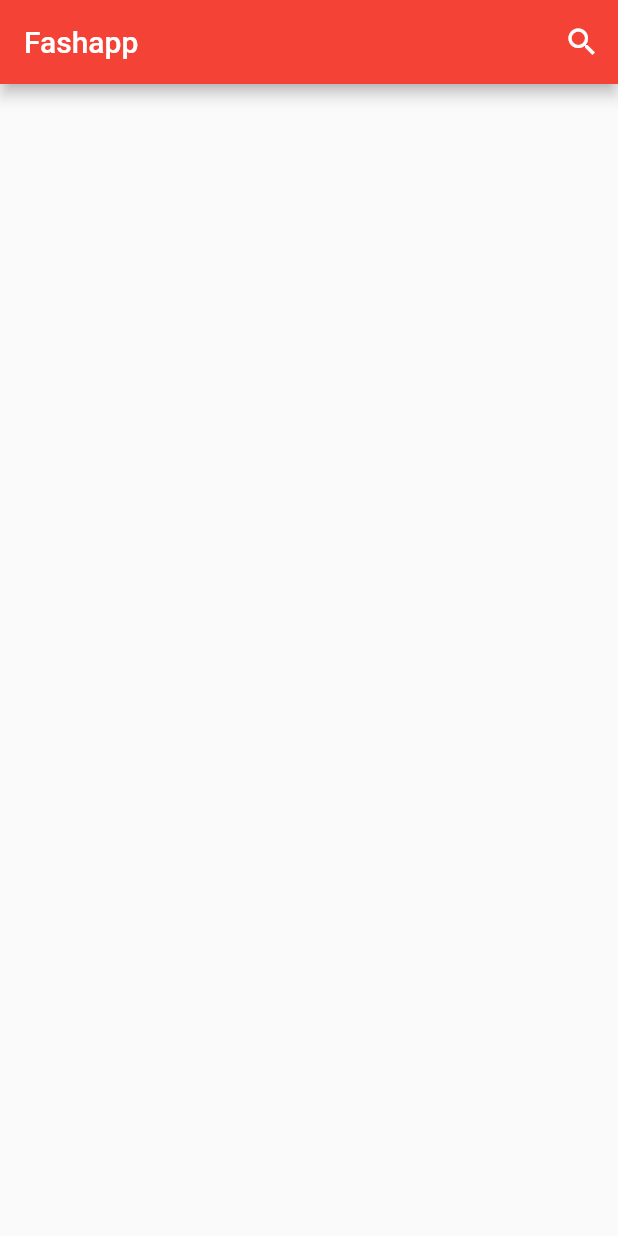
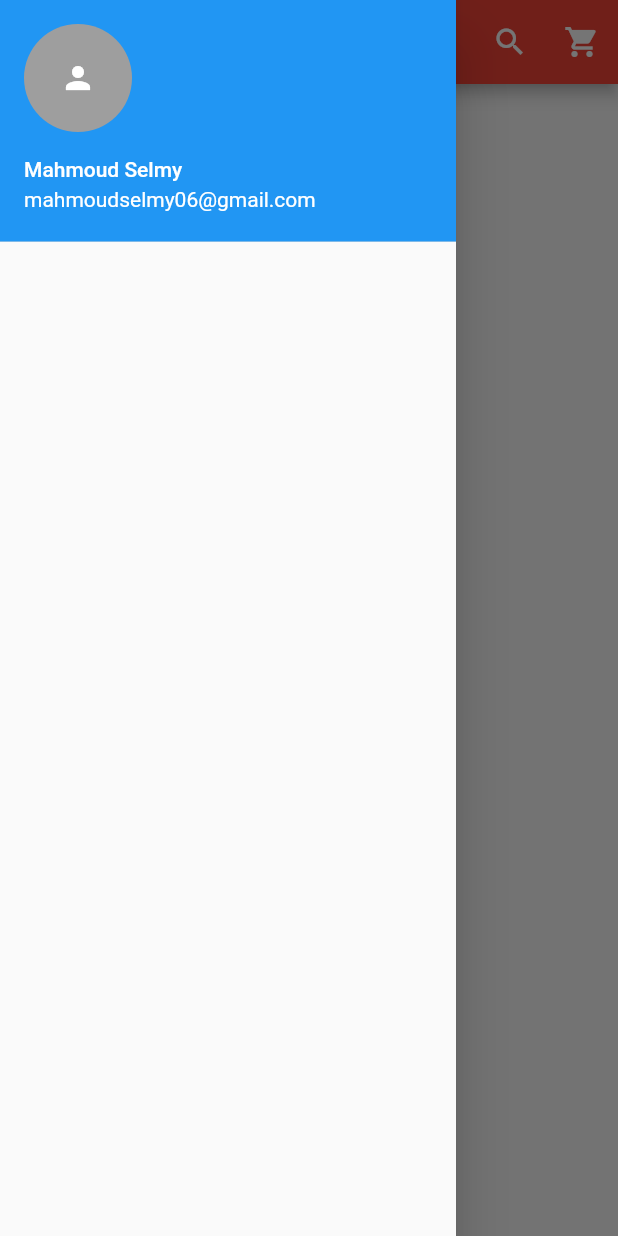
Before and after one commit to MahmoudSelmy/flutter_app, a Flutter app: the screen it shows after launch, with the side drawer open (before the commit the screen has no drawer), on a phone screen of 412 x 824 dp. Run offline on Flutter 3.47's test engine with Material 2 defaults, Android fonts, the phone set to English and light mode, and no system bars.

```diff
--- a/lib/main.dart
+++ b/lib/main.dart
@@ -1,7 +1,6 @@
 import 'package:flutter/material.dart';
 
-void main()
-{
+void main() {
   runApp(MaterialApp(
     debugShowCheckedModeBanner: false,
     home: HomePage(),
@@ -15,15 +14,35 @@ class HomePage extends StatefulWidget {
 
 class _HomePageState extends State<HomePage> {
   @override
-  Widget build(BuildContext context)
-  {
+  Widget build(BuildContext context) {
     return Scaffold(
       appBar: new AppBar(
         backgroundColor: Colors.red,
         title: Text('Fashapp'),
         actions: <Widget>[
-          new IconButton(icon: new Icon(Icons.search, color: Colors.white), onPressed: (){})
+          new IconButton(
+              icon: new Icon(Icons.search, color: Colors.white),
+              onPressed: () {}),
+          new IconButton(
+              icon: new Icon(Icons.shopping_cart, color: Colors.white),
+              onPressed: () {})
         ],
+      ),
+      drawer: new Drawer(
+        child: new ListView(
+          children: <Widget>[
+            // Header
+            new UserAccountsDrawerHeader(
+              accountName: Text('Mahmoud Selmy'),
+              accountEmail: Text('mahmoudselmy06@gmail.com'),
+              currentAccountPicture: GestureDetector(
+                  child: new CircleAvatar(backgroundColor: Colors.grey,
+                    child: Icon(Icons.person, color: Colors.white,)
+              )
+              ),
+            )
+          ],
+        ),
       ),
     );
   }
```
Also changed, not shown: 1 other file.
